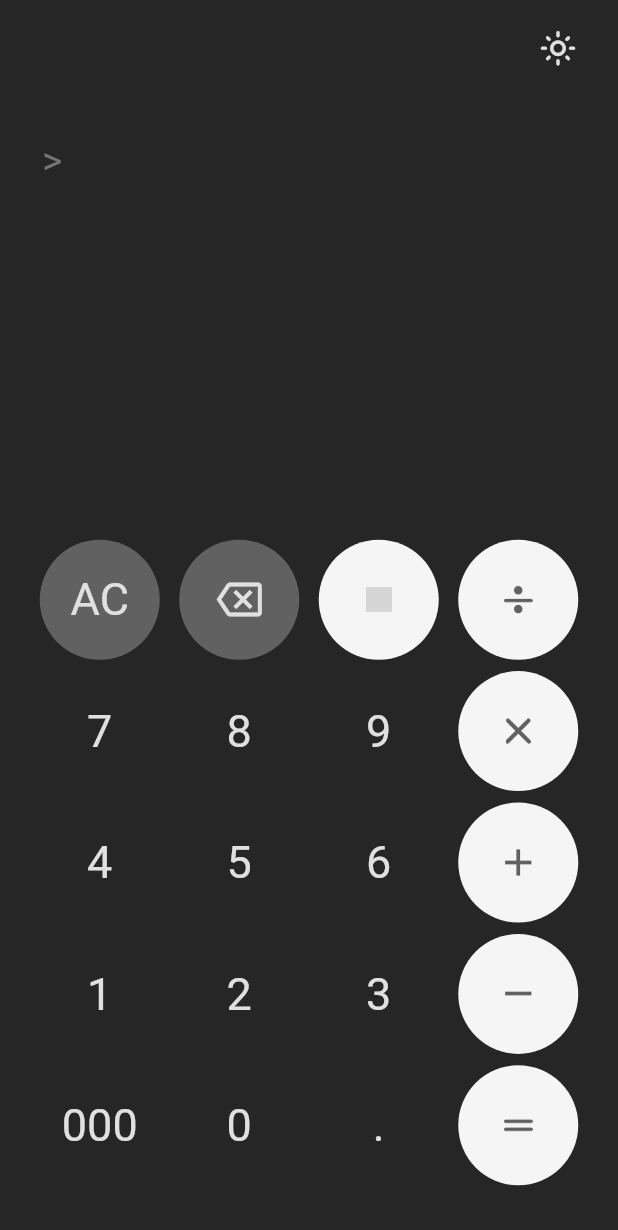
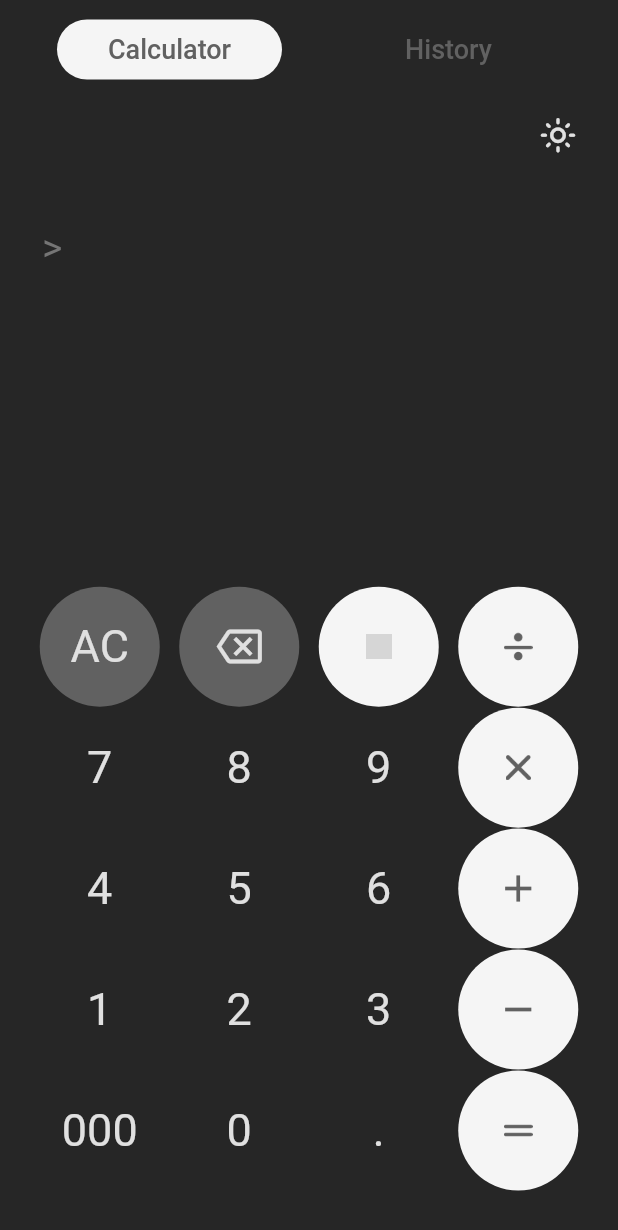
Before and after one commit to hosseinebrahimii/flutter_project_calculator, a Flutter app: the screen it shows after launch, on a phone screen of 412 x 824 dp. Shown: the top 1230 px of the screen. Run offline on Flutter 3.47's test engine with Material 2 defaults, Android fonts, the phone set to English and light mode, and no system bars; our stand-ins replace math_expressions, shared_preferences; grey boxes are pictures that could not be loaded.

Commit message:
added tabbar for calculator and history

```diff
--- a/lib/colors.dart
+++ b/lib/colors.dart
@@ -8,6 +8,11 @@ class CustomColors {
   Color operationColor;
   Color operationButtonsColor;
   Color numbersColor;
+  Color activeTabColor;
+  Color activeTabButtonColor;
+  Color inactiveTabColor;
+  Color inactiveTabButtonColor;
+
   CustomColors({
     this.backgroundColor = const Color.fromARGB(255, 38, 38, 38),
     this.screenNumbersColor = const Color(0xff757575),
@@ -16,18 +21,15 @@ class CustomColors {
     this.operationColor = const Color(0xff616161),
     this.operationButtonsColor = const Color(0xffF5F5F5),
     this.numbersColor = const Color(0xffE0E0E0),
+    this.activeTabColor = const Color(0xff616161),
+    this.activeTabButtonColor = const Color(0xffF5F5F5),
+    this.inactiveTabColor = const Color(0xff616161),
+    this.inactiveTabButtonColor = const Color.fromARGB(255, 38, 38, 38),
   });
+
   factory CustomColors.themeSelector(bool theme) {
     return theme
-        ? CustomColors(
-            backgroundColor: const Color.fromARGB(255, 38, 38, 38),
-            screenNumbersColor: const Color(0xff757575),
-            resultColor: const Color(0xffF5F5F5),
-            cleanButtonsColor: const Color(0xff616161),
-            operationColor: const Color(0xff616161),
-            operationButtonsColor: const Color(0xffF5F5F5),
-            numbersColor: const Color(0xffE0E0E0),
-          )
+        ? CustomColors()
         : CustomColors(
             backgroundColor: const Color(0xffF5F5F5),
             screenNumbersColor: const Color(0xff757575),
@@ -36,6 +38,10 @@ class CustomColors {
             operationColor: const Color(0xff616161),
             operationButtonsColor: const Color(0xffF5F5F5),
             numbersColor: const Color(0xff757575),
+            activeTabColor: const Color(0xffF5F5F5),
+            activeTabButtonColor: const Color(0xff616161),
+            inactiveTabColor: const Color(0xff616161),
+            inactiveTabButtonColor: const Color(0xffF5F5F5),
           );
   }
 }
--- a/lib/home_screen.dart
+++ b/lib/home_screen.dart
@@ -13,7 +13,9 @@ class HomeScreen extends StatefulWidget {
 // ---------------------Project states:
 late SharedPreferences _prefs;
 bool _themeStateChanger = true;
-CustomColors appTheme = CustomColors();
+CustomColors _appTheme = CustomColors();
+bool _tab1Situation = true;
+bool _tab2Situation = false;
 String _displayText = '';
 var _result = '';
 int _iterationOfUse = 0;
@@ -30,16 +32,93 @@ class _HomeScreenState extends State<HomeScreen> {
 
   @override
   Widget build(BuildContext context) {
-    return Scaffold(
-      backgroundColor: appTheme.backgroundColor,
-      body: SafeArea(
-        child: Column(
+    return SafeArea(
+      child: DefaultTabController(
+        length: 2,
+        child: Scaffold(
+          backgroundColor: _appTheme.backgroundColor,
+          appBar: _getAppBar(),
+          body: TabBarView(
+            children: [
+              _getCalculatorTabView(),
+              _getHistoryTabView(),
+            ],
+          ),
+        ),
+      ),
+    );
+  }
+
+//  TabBar and its TabViews:
+  PreferredSizeWidget _getAppBar() {
+    return PreferredSize(
+      preferredSize: const Size(double.infinity, 200),
+      child: TabBar(
+        indicatorColor: Colors.transparent,
+        padding: const EdgeInsets.only(top: 10, left: 20, right: 20),
+        onTap: (int tabNumber) {
+          if (tabNumber == 0) {
+            setState(() {
+              _tab1Situation = true;
+              _tab2Situation = false;
+            });
+          } else {
+            setState(() {
+              _tab1Situation = false;
+              _tab2Situation = true;
+            });
+          }
+        },
+        tabs: [
+          Tab(
+            child: Container(
+              height: 40,
+              width: 150,
+              alignment: Alignment.center,
+              decoration: BoxDecoration(
+                color: (_tab1Situation) ? _appTheme.activeTabButtonColor : _appTheme.inactiveTabButtonColor,
+                borderRadius: BorderRadius.circular(20),
+              ),
+              child: Text(
+                'Calculator',
+                style: TextStyle(
+                  color: (_tab1Situation) ? _appTheme.activeTabColor : _appTheme.inactiveTabColor,
+                  fontSize: 18,
+                ),
+              ),
+            ),
+          ),
+          Tab(
+            child: Container(
+              height: 40,
+              width: 150,
+              alignment: Alignment.center,
+              decoration: BoxDecoration(
+                color: (_tab2Situation) ? _appTheme.activeTabButtonColor : _appTheme.inactiveTabButtonColor,
+                borderRadius: BorderRadius.circular(20),
+              ),
+              child: Text(
+                'History',
+                style: TextStyle(
+                  color: (_tab2Situation) ? _appTheme.activeTabColor : _appTheme.inactiveTabColor,
+                  fontSize: 18,
+                ),
+              ),
+            ),
+          ),
+        ],
+      ),
+    );
+  }
+
+  Widget _getCalculatorTabView() {
+    return Column(
       children: [
         _themeButton(),
         Expanded(
           flex: 4,
           child: Container(
-                color: appTheme.backgroundColor,
+            color: _appTheme.backgroundColor,
             padding: const EdgeInsets.only(top: 20, left: 20, right: 20, bottom: 20),
             child: calculatorScreenWidget(),
           ),
@@ -47,7 +126,7 @@ class _HomeScreenState extends State<HomeScreen> {
         Expanded(
           flex: 6,
           child: Container(
-                color: appTheme.backgroundColor,
+            color: _appTheme.backgroundColor,
             child: caculatorButtonsWidget(),
           ),
         ),
@@ -55,12 +134,17 @@ class _HomeScreenState extends State<HomeScreen> {
           height: 30,
         ),
       ],
-        ),
-      ),
     );
   }
 
-// saving and loading theme with shared preferences package:
+  Widget _getHistoryTabView() {
+    return Container(
+      color: Colors.red,
+    );
+  }
+//----------------------------------------------------
+
+//  saving and loading theme with shared preferences package:
   Future<bool> getTheme() async {
     _prefs = await SharedPreferences.getInstance();
     return _prefs.getBool('theme') ?? true;
@@ -71,7 +155,7 @@ class _HomeScreenState extends State<HomeScreen> {
     var theme = await getTheme();
     setState(
       () {
-        appTheme = CustomColors.themeSelector(theme);
+        _appTheme = CustomColors.themeSelector(theme);
       },
     );
   }
@@ -102,7 +186,7 @@ class _HomeScreenState extends State<HomeScreen> {
             child: Icon(
               Icons.light_mode_outlined,
               size: 25,
-              color: appTheme.numbersColor,
+              color: _appTheme.numbersColor,
             ),
           ),
         ),
@@ -122,7 +206,7 @@ class _HomeScreenState extends State<HomeScreen> {
               Text(
                 '>',
                 style: TextStyle(
-                  color: appTheme.screenNumbersColor,
+                  color: _appTheme.screenNumbersColor,
                   fontSize: 26,
                 ),
               ),
@@ -132,7 +216,7 @@ class _HomeScreenState extends State<HomeScreen> {
               Text(
                 _displayText,
                 style: TextStyle(
-                  color: appTheme.screenNumbersColor,
+                  color: _appTheme.screenNumbersColor,
                   fontSize: 22,
                 ),
               ),
@@ -145,7 +229,7 @@ class _HomeScreenState extends State<HomeScreen> {
           child: Text(
             _result,
             style: TextStyle(
-              color: appTheme.resultColor,
+              color: _appTheme.resultColor,
               fontSize: 36,
               fontWeight: FontWeight.bold,
             ),
@@ -169,38 +253,38 @@ class _HomeScreenState extends State<HomeScreen> {
             mainAxisAlignment: MainAxisAlignment.spaceAround,
             children: [
               _calculatorButton(
-                backgroundColor: appTheme.cleanButtonsColor,
-                foregroundColor: appTheme.numbersColor,
+                backgroundColor: _appTheme.cleanButtonsColor,
+                foregroundColor: _appTheme.numbersColor,
                 text: 'AC',
               ),
               _calculatorButton(
-                backgroundColor: appTheme.cleanButtonsColor,
-                foregroundColor: appTheme.numbersColor,
+                backgroundColor: _appTheme.cleanButtonsColor,
+                foregroundColor: _appTheme.numbersColor,
                 text: 'CE',
                 child: Icon(
                   Icons.backspace_outlined,
-                  color: appTheme.numbersColor,
+                  color: _appTheme.numbersColor,
                   size: 30,
                 ),
               ),
               _calculatorButton(
-                backgroundColor: appTheme.operationButtonsColor,
-                foregroundColor: appTheme.operationColor,
+                backgroundColor: _appTheme.operationButtonsColor,
+                foregroundColor: _appTheme.operationColor,
                 text: ' % ',
                 child: Image.asset(
                   'images/percent.png',
                   width: 17,
-                  color: appTheme.operationColor,
+                  color: _appTheme.operationColor,
                 ),
               ),
               _calculatorButton(
-                backgroundColor: appTheme.operationButtonsColor,
-                foregroundColor: appTheme.operationColor,
+                backgroundColor: _appTheme.operationButtonsColor,
+                foregroundColor: _appTheme.operationColor,
                 text: ' / ',
                 child: Image.asset(
                   'images/divide.png',
                   width: 19,
-                  color: appTheme.operationColor,
+                  color: _appTheme.operationColor,
                 ),
               ),
             ],
@@ -210,28 +294,28 @@ class _HomeScreenState extends State<HomeScreen> {
             mainAxisAlignment: MainAxisAlignment.spaceAround,
             children: [
               _calculatorButton(
-                backgroundColor: appTheme.backgroundColor,
-                foregroundColor: appTheme.numbersColor,
+                backgroundColor: _appTheme.backgroundColor,
+                foregroundColor: _appTheme.numbersColor,
                 text: '7',
               ),
               _calculatorButton(
-                backgroundColor: appTheme.backgroundColor,
-                foregroundColor: appTheme.numbersColor,
+                backgroundColor: _appTheme.backgroundColor,
+                foregroundColor: _appTheme.numbersColor,
                 text: '8',
               ),
               _calculatorButton(
-                backgroundColor: appTheme.backgroundColor,
-                foregroundColor: appTheme.numbersColor,
+                backgroundColor: _appTheme.backgroundColor,
+                foregroundColor: _appTheme.numbersColor,
                 text: '9',
               ),
               _calculatorButton(
-                backgroundColor: appTheme.operationButtonsColor,
-                foregroundColor: appTheme.operationColor,
+                backgroundColor: _appTheme.operationButtonsColor,
+                foregroundColor: _appTheme.operationColor,
                 text: ' * ',
                 child: Image.asset(
                   'images/multiply.png',
                   width: 17,
-                  color: appTheme.operationColor,
+                  color: _appTheme.operationColor,
                 ),
               ),
             ],
@@ -241,27 +325,27 @@ class _HomeScreenState extends State<HomeScreen> {
             mainAxisAlignment: MainAxisAlignment.spaceAround,
             children: [
               _calculatorButton(
-                backgroundColor: appTheme.backgroundColor,
-                foregroundColor: appTheme.numbersColor,
+                backgroundColor: _appTheme.backgroundColor,
+                foregroundColor: _appTheme.numbersColor,
                 text: '4',
               ),
               _calculatorButton(
-                backgroundColor: appTheme.backgroundColor,
-                foregroundColor: appTheme.numbersColor,
+                backgroundColor: _appTheme.backgroundColor,
+                foregroundColor: _appTheme.numbersColor,
                 text: '5',
               ),
               _calculatorButton(
-                backgroundColor: appTheme.backgroundColor,
-                foregroundColor: appTheme.numbersColor,
+                backgroundColor: _appTheme.backgroundColor,
+                foregroundColor: _appTheme.numbersColor,
                 text: '6',
               ),
               _calculatorButton(
-                backgroundColor: appTheme.operationButtonsColor,
-                foregroundColor: appTheme.operationColor,
+                backgroundColor: _appTheme.operationButtonsColor,
+                foregroundColor: _appTheme.operationColor,
                 text: ' + ',
                 child: Icon(
                   Icons.add,
-                  color: appTheme.operationColor,
+                  color: _appTheme.operationColor,
                   size: 30,
                 ),
               ),
@@ -272,27 +356,27 @@ class _HomeScreenState extends State<HomeScreen> {
             mainAxisAlignment: MainAxisAlignment.spaceAround,
             children: [
               _calculatorButton(
-                backgroundColor: appTheme.backgroundColor,
-                foregroundColor: appTheme.numbersColor,
+                backgroundColor: _appTheme.backgroundColor,
+                foregroundColor: _appTheme.numbersColor,
                 text: '1',
               ),
               _calculatorButton(
-                backgroundColor: appTheme.backgroundColor,
-                foregroundColor: appTheme.numbersColor,
+                backgroundColor: _appTheme.backgroundColor,
+                foregroundColor: _appTheme.numbersColor,
                 text: '2',
               ),
               _calculatorButton(
-                backgroundColor: appTheme.backgroundColor,
-                foregroundColor: appTheme.numbersColor,
+                backgroundColor: _appTheme.backgroundColor,
+                foregroundColor: _appTheme.numbersColor,
                 text: '3',
               ),
               _calculatorButton(
-                  backgroundColor: appTheme.operationButtonsColor,
-                  foregroundColor: appTheme.operationColor,
+                  backgroundColor: _appTheme.operationButtonsColor,
+                  foregroundColor: _appTheme.operationColor,
                   text: ' - ',
                   child: Icon(
                     Icons.remove,
-                    color: appTheme.operationColor,
+                    color: _appTheme.operationColor,
                     size: 30,
                   )),
             ],
@@ -302,28 +386,28 @@ class _HomeScreenState extends State<HomeScreen> {
             mainAxisAlignment: MainAxisAlignment.spaceAround,
             children: [
               _calculatorButton(
-                backgroundColor: appTheme.backgroundColor,
-                foregroundColor: appTheme.numbersColor,
+                backgroundColor: _appTheme.backgroundColor,
+                foregroundColor: _appTheme.numbersColor,
                 text: '000',
               ),
               _calculatorButton(
-                backgroundColor: appTheme.backgroundColor,
-                foregroundColor: appTheme.numbersColor,
+                backgroundColor: _appTheme.backgroundColor,
+                foregroundColor: _appTheme.numbersColor,
                 text: '0',
               ),
               _calculatorButton(
-                backgroundColor: appTheme.backgroundColor,
-                foregroundColor: appTheme.numbersColor,
+                backgroundColor: _appTheme.backgroundColor,
+                foregroundColor: _appTheme.numbersColor,
                 text: '.',
               ),
               _calculatorButton(
-                backgroundColor: appTheme.operationButtonsColor,
-                foregroundColor: appTheme.operationColor,
+                backgroundColor: _appTheme.operationButtonsColor,
+                foregroundColor: _appTheme.operationColor,
                 text: '=',
                 child: Image.asset(
                   'images/equal.png',
                   width: 19,
-                  color: appTheme.operationColor,
+                  color: _appTheme.operationColor,
                 ),
               ),
             ],
```
Lines whose indentation alone changed are shown as unchanged.
